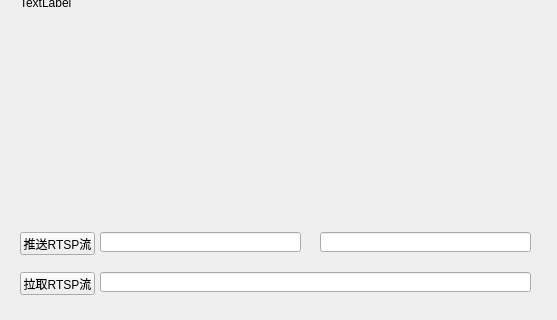
Above: mainwindow.ui from meiqisheng/FFmpeg_Qt_RTSP before the change; both pictures show x 0 to 557 and y 221 to 541 of the 557 by 541 pixel window. Below: the same form after it.
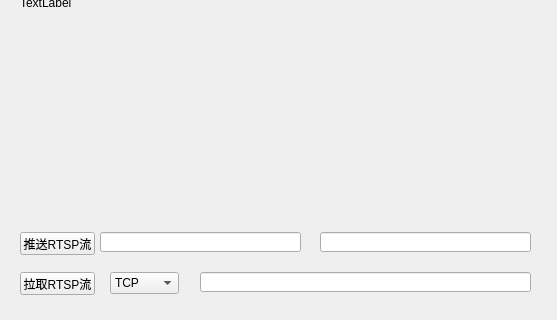
That is the form after the change.

Diff of the .ui file:
```diff
--- a/mainwindow.ui
+++ b/mainwindow.ui
@@ -90,9 +90,9 @@
    <widget class="QLineEdit" name="pullEdit">
     <property name="geometry">
      <rect>
-      <x>100</x>
+      <x>200</x>
       <y>470</y>
-      <width>431</width>
+      <width>331</width>
       <height>20</height>
      </rect>
     </property>
@@ -107,6 +107,26 @@
      </rect>
     </property>
    </widget>
+   <widget class="QComboBox" name="comboBox">
+    <property name="geometry">
+     <rect>
+      <x>110</x>
+      <y>470</y>
+      <width>69</width>
+      <height>22</height>
+     </rect>
+    </property>
+    <item>
+     <property name="text">
+      <string>TCP</string>
+     </property>
+    </item>
+    <item>
+     <property name="text">
+      <string>UDP</string>
+     </property>
+    </item>
+   </widget>
   </widget>
   <widget class="QMenuBar" name="menuBar">
    <property name="geometry">
```
